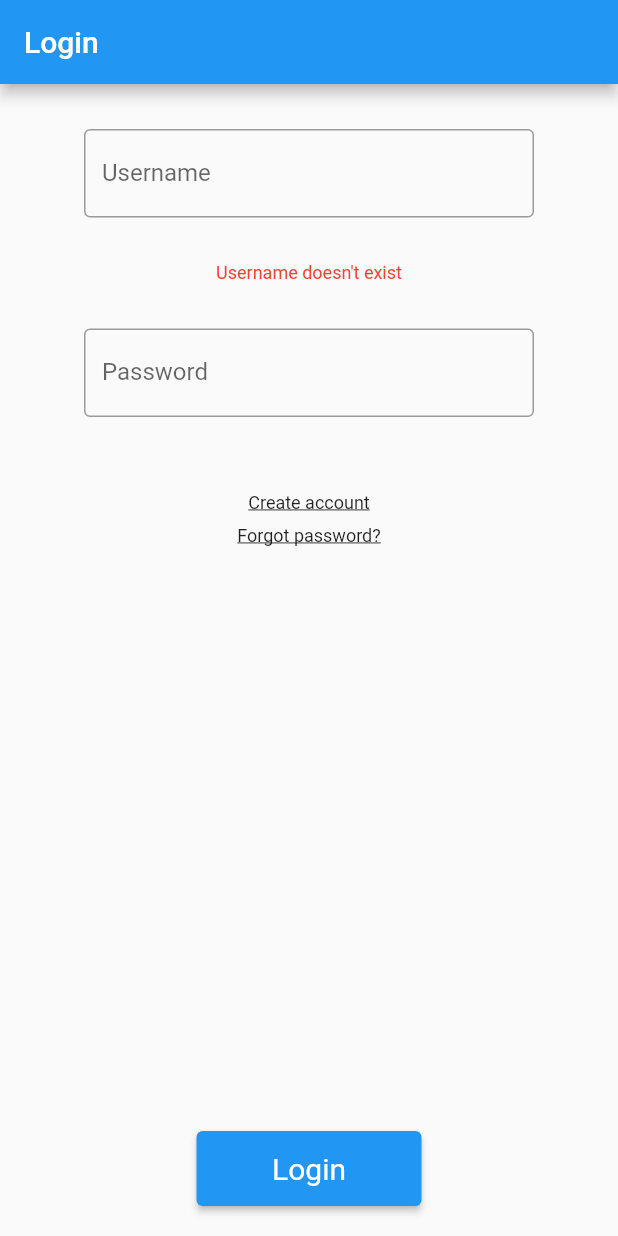
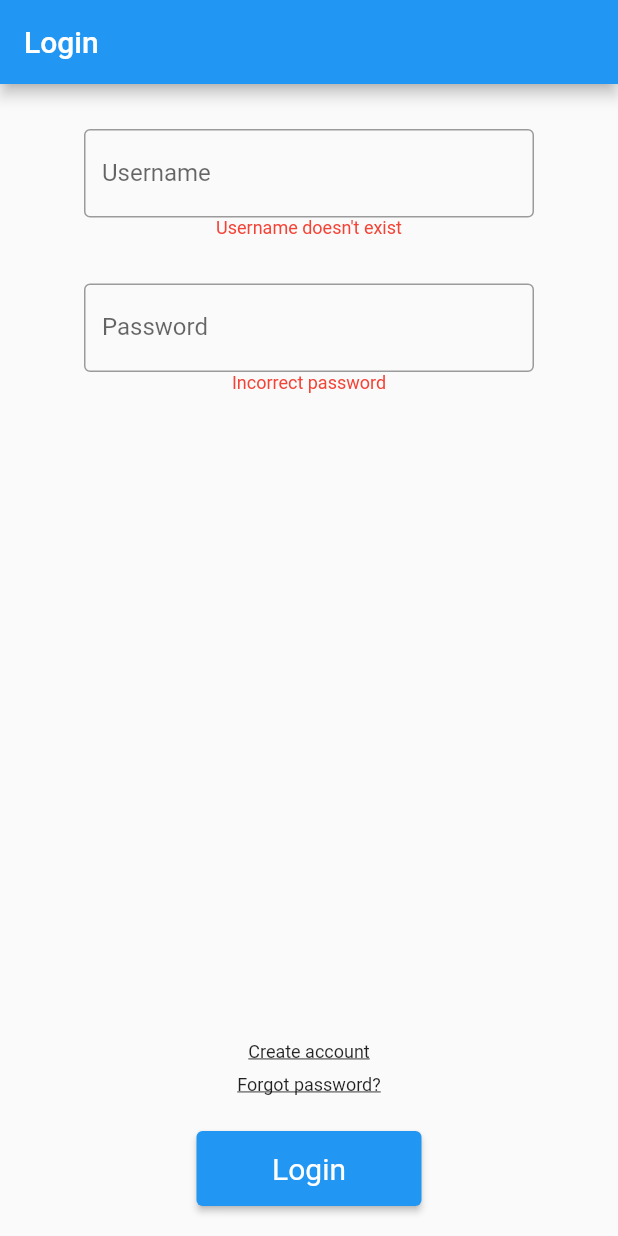
Before and after one commit to KodkollektivetKalmar/moist, a Flutter app: the screen it shows after launch, after a tap on "Login", on a phone screen of 412 x 824 dp. Run offline on Flutter 3.47's test engine with Material 2 defaults, Android fonts, the phone set to English and light mode, and no system bars; project files that could hold a hidden picture were left out.

```diff
--- a/client/lib/login.dart
+++ b/client/lib/login.dart
@@ -23,7 +23,7 @@ class LoginState extends State<Login> {
     super.dispose();
   }
 
-  bool isLoginValid(String username, String password) {
+  bool validLogin(String username, String password) {
     return false;
   }
 
@@ -31,12 +31,18 @@ class LoginState extends State<Login> {
     return false;
   }
 
+  bool correctPassword() {
+    return false;
+  }
+
   void requestLogin() {
-    if (isLoginValid(tbxUsername.text, tbxPassword.text)) {
+    if (validLogin(tbxUsername.text, tbxPassword.text)) {
       runApp(const MyApp());
-    } else if (!usernameExists()) {
+    }
+    if (!usernameExists()) {
       msgUsername = "Username doesn't exist";
-    } else {
+    }
+    if (!correctPassword()) {
       msgPassword = "Incorrect password";
     }
     setState(() {});
@@ -56,7 +62,7 @@ class LoginState extends State<Login> {
 
   Padding textField(String label, final controller, bool isPassword) {
     return Padding(
-      padding: const EdgeInsets.symmetric(horizontal: 20, vertical: 30),
+      padding: const EdgeInsets.only(top: 30),
       child: SizedBox(
         width: 300,
         child: TextFormField(
@@ -111,9 +117,9 @@ class LoginState extends State<Login> {
               errorMessage(msgUsername),
               textField("Password", tbxPassword, true),
               errorMessage(msgPassword),
+              const Spacer(),
               link(const CreateAccount(), "Create account"),
               link(const ForgotPassword(), "Forgot password?"),
-              const Spacer(),
               Padding(
                 padding:
                     const EdgeInsets.symmetric(horizontal: 0, vertical: 20),
```
Also changed, not shown: client/lib/createAccount.dart (+43 -9 lines), client/lib/forgotPassword.dart (+34 -11 lines), 2 other files.
